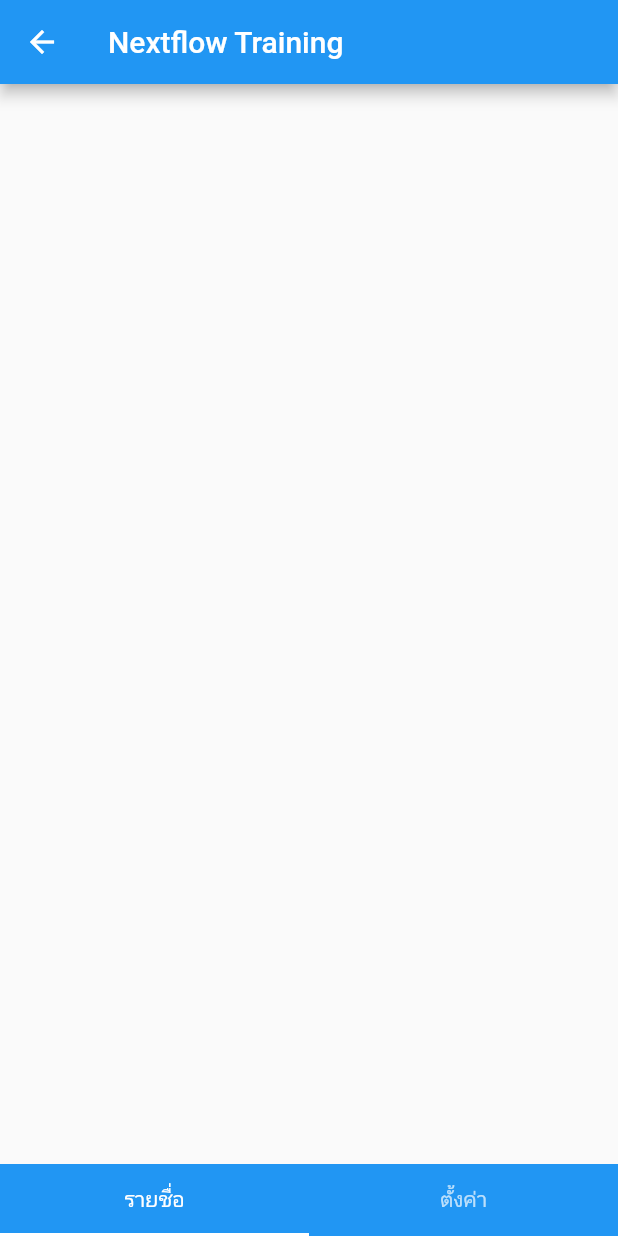
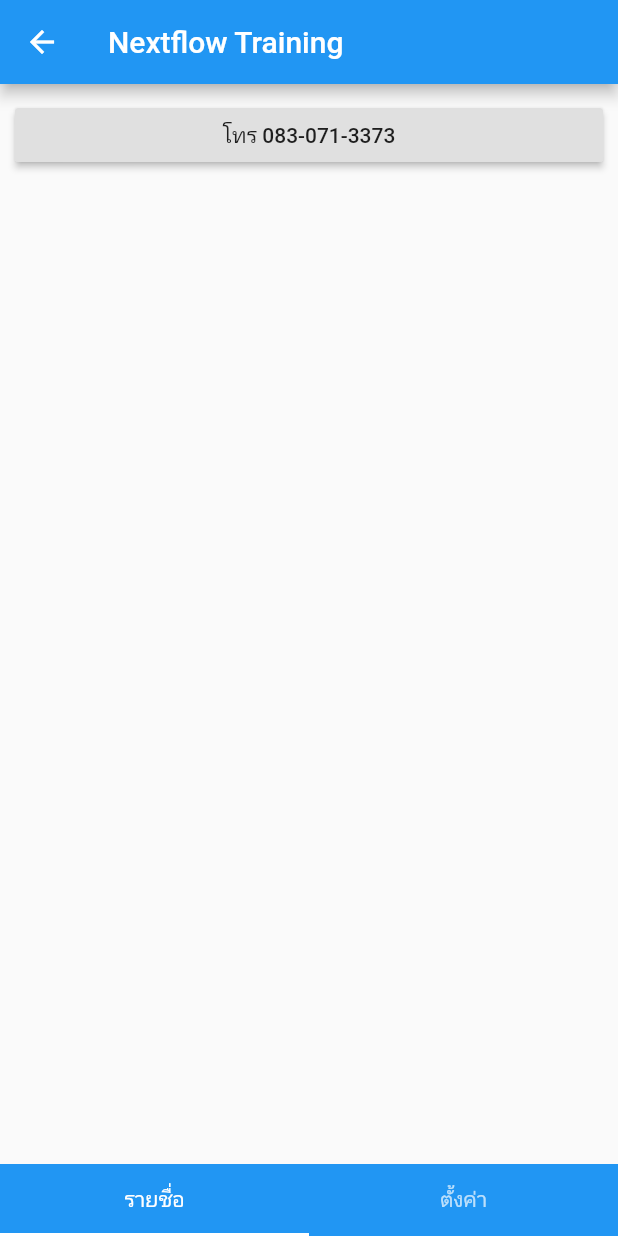
Before and after one commit to teerasej/nextflow_navigation_tab_stack, a Flutter app: the screen it shows after launch, after a tap on "Nextflow Training", on a phone screen of 412 x 824 dp. Run offline on Flutter 3.47's test engine with Material 2 defaults, Android fonts, the phone set to English and light mode, and no system bars.

Commit message:
Show call button

```diff
--- a/lib/pages/contact_detail_page.dart
+++ b/lib/pages/contact_detail_page.dart
@@ -12,6 +12,20 @@ class ContactDetailPage extends StatelessWidget {
       appBar: AppBar(
         title: Text(contact.name),
       ),
+      body: Container(
+        padding: EdgeInsets.all(10),
+        child: Column(
+          children: [
+            SizedBox(
+              width: double.infinity,
+              child: RaisedButton(
+                onPressed: () {},
+                child: Text('โทร ${contact.tel}'),
+              ),
+            )
+          ],
+        ),
+      ),
     );
   }
 }
```
